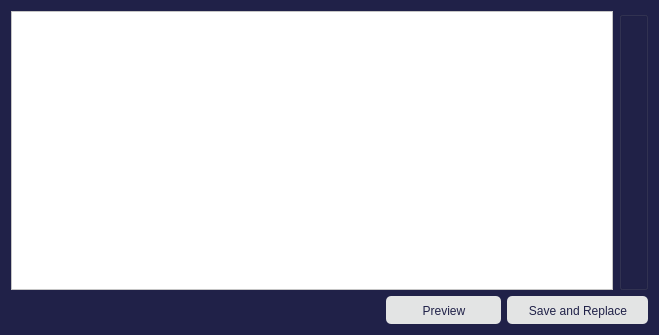
UDAAN-LEAP/leap-pe-tool, file FrameWorkCode/globalreplacedialog.ui: the form before one commit.
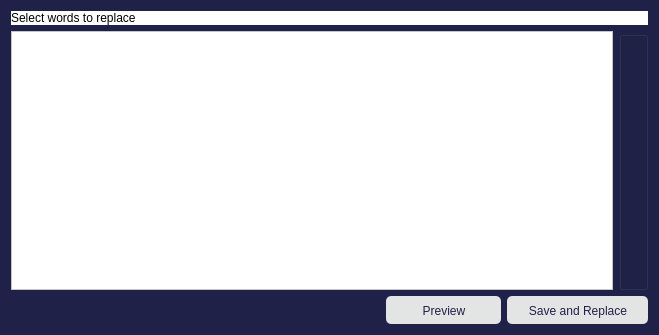
The form after the commit. Icons and pictures are not drawn.

Commit message: Changes in the UI of Global replace dialogbox

```diff
--- a/FrameWorkCode/globalreplacedialog.ui
+++ b/FrameWorkCode/globalreplacedialog.ui
@@ -44,6 +44,18 @@
 </string>
   </property>
   <layout class="QVBoxLayout" name="verticalLayout">
+   <item>
+    <widget class="QLabel" name="mylabel">
+     <property name="styleSheet">
+      <string notr="true">background-color:rgb(255, 255, 255);
+color: black;
+</string>
+     </property>
+     <property name="text">
+      <string>Select words to replace</string>
+     </property>
+    </widget>
+   </item>
    <item>
     <layout class="QHBoxLayout" name="horizontalLayout_2">
      <item>
```
The commit also changes 44 other files.
